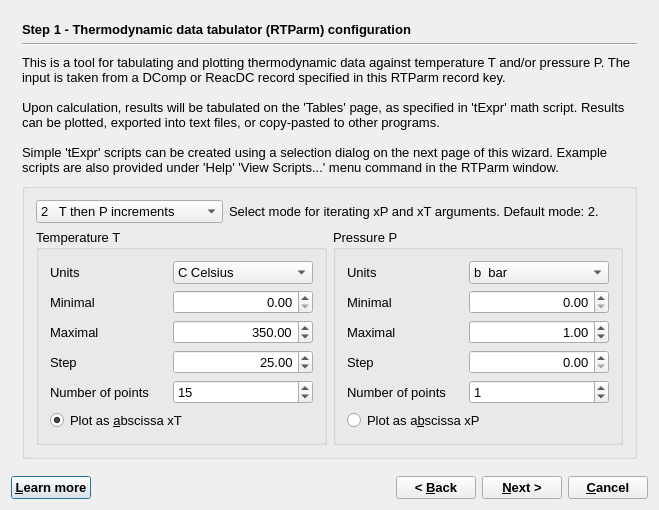
Before: the Qt Designer form GUI/Dialogs4/RTparmWizard4.ui in gemshub/GEMSGUI, drawn with Qt 5.
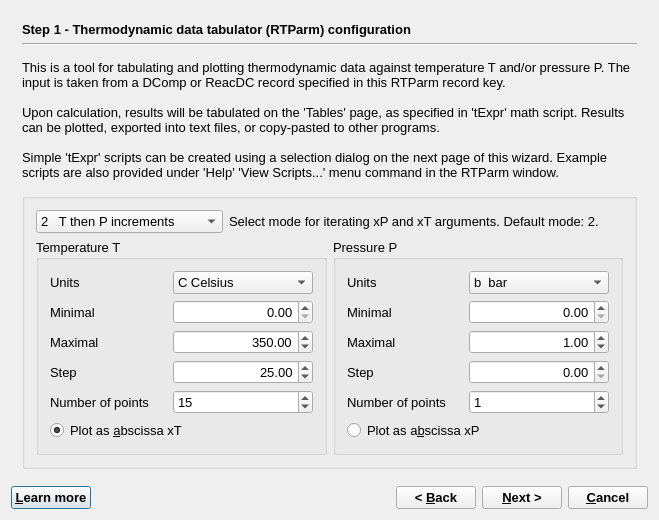
After: the same form once the commit is applied.

Patch:
```diff
--- a/GUI/Dialogs4/RTparmWizard4.ui
+++ b/GUI/Dialogs4/RTparmWizard4.ui
@@ -10,7 +10,7 @@
     <x>0</x>
     <y>0</y>
     <width>659</width>
-    <height>510</height>
+    <height>520</height>
    </rect>
   </property>
   <property name="font">
```
Left out of the diff: 3 changed lines with no effect on the pictures.
